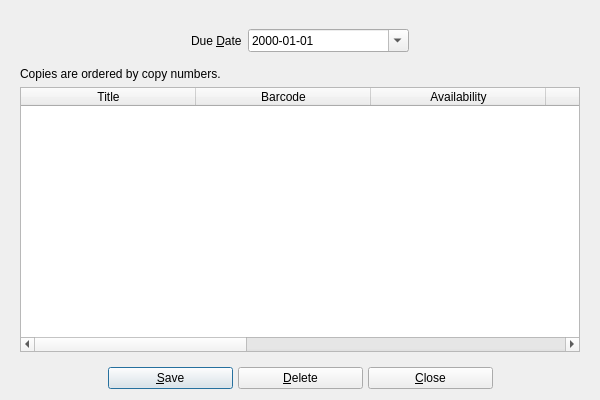
First picture: the form in UI/biblioteq_bookcopybrowser.ui, repository textbrowser/biblioteq, before the edit.
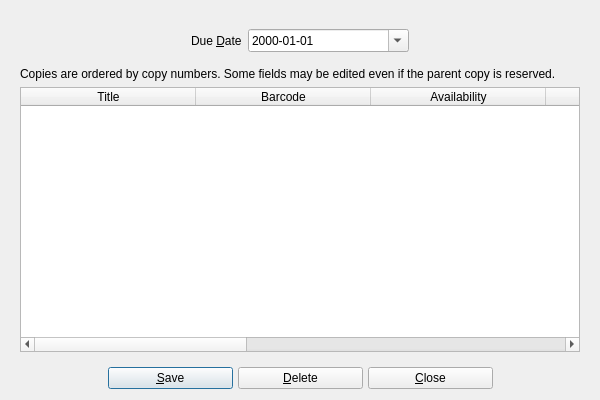
Second picture: the form after the edit. Icons and pictures are not drawn.

```diff
--- a/UI/biblioteq_bookcopybrowser.ui
+++ b/UI/biblioteq_bookcopybrowser.ui
@@ -98,7 +98,7 @@
       <item>
        <widget class="QLabel" name="label_2">
         <property name="text">
-         <string>Copies are ordered by copy numbers.</string>
+         <string>Copies are ordered by copy numbers. Some fields may be edited even if the parent copy is reserved.</string>
         </property>
         <property name="wordWrap">
          <bool>true</bool>
```
